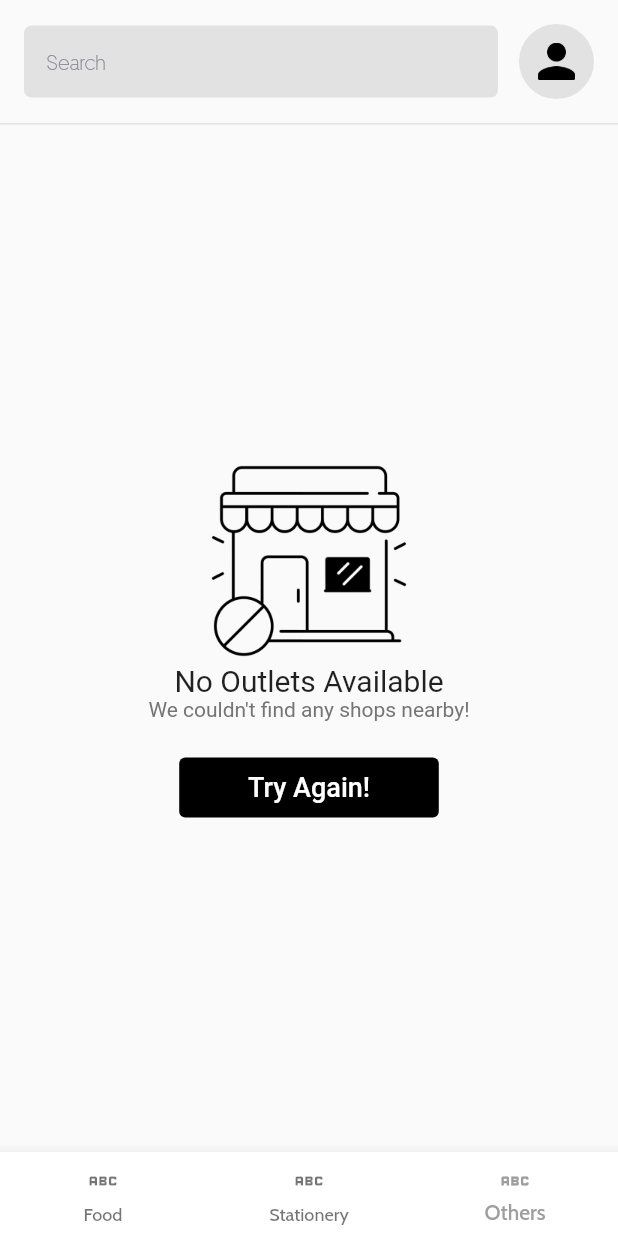
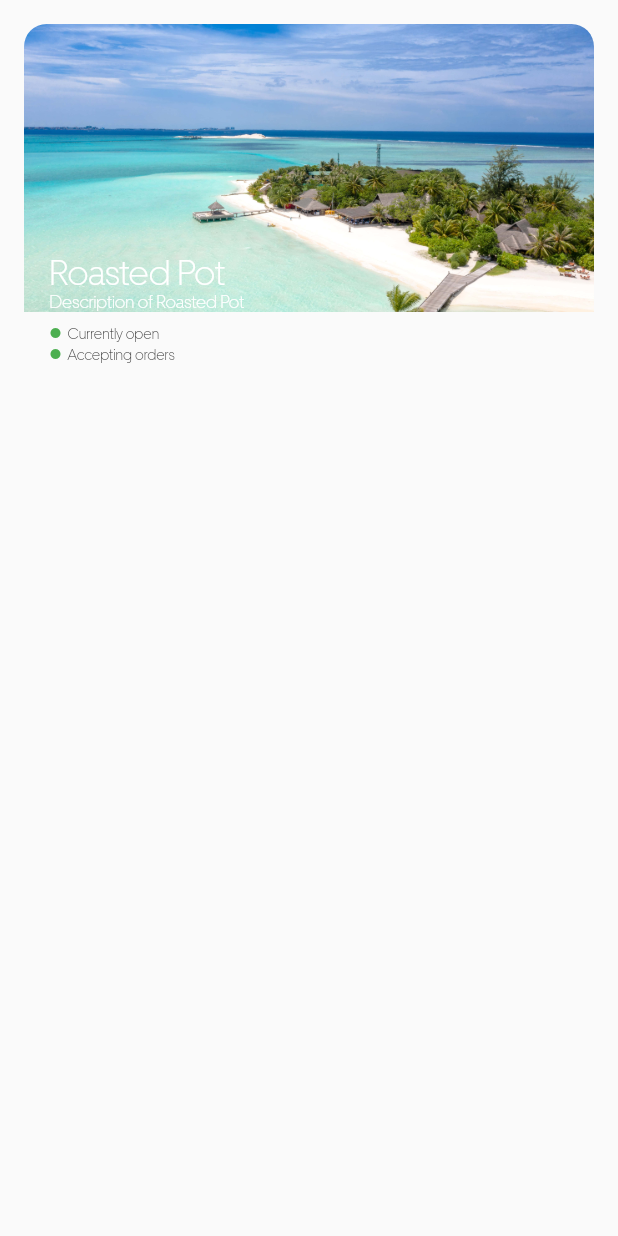
Before and after one commit to Hareesh-Nandigrama/catalogue, a Flutter app: the screen it shows after launch, on a phone screen of 412 x 824 dp. Run offline on Flutter 3.47's test engine with Material 2 defaults, Android fonts, the light colour scheme and no system bars; our stand-ins replace carousel_slider, dotted_border, firebase_auth, firebase_core, google_fonts, image_picker and 1 more; accounts and stored records are empty.

Commit message:
customer card

```diff
--- a/lib/main.dart
+++ b/lib/main.dart
@@ -1,6 +1,7 @@
 import 'package:catalogue/screens/admin/admin_splash.dart';
 import 'package:catalogue/screens/customer/customer_home.dart';
 import 'package:catalogue/screens/login/first_screen.dart';
+import 'package:catalogue/widgets/admin/customer_food_card.dart';
 import 'package:firebase_core/firebase_core.dart';
 import 'package:flutter/material.dart';
 
@@ -16,11 +17,12 @@ class MyApp extends StatelessWidget {
   @override
   Widget build(BuildContext context) {
     return MaterialApp(
+      debugShowCheckedModeBanner: false,
       theme: ThemeData(
         primarySwatch: Colors.grey,
         fontFamily: 'UberMove',
       ),
-      home: const CustomerHome(),
+      home: const Customercard(),
     );
   }
 }
--- a/lib/screens/admin/admin_home.dart
+++ b/lib/screens/admin/admin_home.dart
@@ -1,6 +1,4 @@
-import 'package:flutter/src/widgets/container.dart';
-import 'package:flutter/src/widgets/framework.dart';
-
+import 'package:flutter/cupertino.dart';
 class AdminHome extends StatefulWidget {
   const AdminHome({super.key});
 
--- a/lib/screens/admin/admin_splash.dart
+++ b/lib/screens/admin/admin_splash.dart
@@ -6,7 +6,6 @@ import '../login/template.dart';
 import 'package:flutter/cupertino.dart';
 import '../../widgets/login/button.dart';
 import 'package:firebase_auth/firebase_auth.dart';
-
 class AdminSplash extends StatefulWidget {
   const AdminSplash({super.key});
 
@@ -32,7 +31,7 @@ class _AdminHomeState extends State<AdminSplash> {
               style: GoogleFonts.abyssinicaSil(
                 fontSize: 36,
                 fontWeight: FontWeight.w400,
-                color: Color.fromRGBO(79, 79, 79, 1),
+                color: const Color.fromRGBO(79, 79, 79, 1),
               ),
             ),
             Text(
--- a/lib/screens/customer/customer_home.dart
+++ b/lib/screens/customer/customer_home.dart
@@ -60,11 +60,11 @@ class _CustomerHomeState extends State<CustomerHome> {
               Text('No Outlets Available',style: GoogleFonts.abyssinicaSil(fontSize: 20),),
               Text(
                 'We couldn\'t find any shops nearby!',
-                style: GoogleFonts.abyssinicaSil(fontSize: 14,color: Color.fromRGBO(117, 117, 117, 1)),
+                style: GoogleFonts.abyssinicaSil(fontSize: 14,color: const Color.fromRGBO(117, 117, 117, 1)),
               ),
               const SizedBox(height: 24,),
-              CustomButton(isDisabled: false, buttonname: 'Try Again!'),
-              Spacer(),
+              const CustomButton(isDisabled: false, buttonname: 'Try Again!'),
+              const Spacer(),
             ],
           ),
         ),
@@ -80,12 +80,12 @@ class _CustomerHomeState extends State<CustomerHome> {
           fontWeight: FontWeight.w500,
           color: Colors.black,
         ),
-        items: [
-          BottomNavigationBarItem(icon: Icon(Icons.abc), label: 'Food'),
+        items:  [
+          BottomNavigationBarItem(icon: Image.asset('assets/Food.png'), label: 'Food'),
           BottomNavigationBarItem(
-              icon: Icon(Icons.abc_outlined), label: 'Stationery'),
+              icon: Image.asset('assets/Stationary.png'), label: 'Stationery'),
           BottomNavigationBarItem(
-              icon: Icon(Icons.abc_outlined), label: 'Others'),
+              icon: Image.asset('assets/Others.png'), label: 'Others'),
         ],
       ),
     );
--- a/lib/screens/login/add_photos.dart
+++ b/lib/screens/login/add_photos.dart
@@ -1,5 +1,6 @@
 import 'dart:io';
 
+import 'package:catalogue/screens/login/summary_screen.dart';
 import 'package:catalogue/screens/login/template.dart';
 import 'package:catalogue/widgets/login/button.dart';
 import 'package:catalogue/widgets/login/image_card.dart';
@@ -140,7 +141,11 @@ class _AddPhotosState extends State<AddPhotos> {
                   ),
                 ),
                 GestureDetector(
-                  onTap: () {},
+                  onTap: () {
+                    Navigator.of(context).push(
+                        MaterialPageRoute(builder: (BuildContext context)=>  const SummaryScreen(data: {}))
+                    );
+                  },
                   child:  CustomButton(
                     isDisabled: isDisabled,
                     buttonname: 'Next',
--- a/lib/screens/login/timings_screen.dart
+++ b/lib/screens/login/timings_screen.dart
@@ -1,3 +1,4 @@
+import 'package:catalogue/screens/login/add_photos.dart';
 import 'package:catalogue/screens/login/template.dart';
 import 'package:catalogue/widgets/login/button.dart';
 import 'package:flutter/material.dart';
@@ -199,7 +200,11 @@ class _TimingsScreenState extends State<TimingsScreen> {
                     ),
                   ),
                   GestureDetector(
-                    onTap: () {},
+                    onTap: () {
+                      Navigator.of(context).push(
+                          MaterialPageRoute(builder: (BuildContext context)=> const AddPhotos())
+                      );
+                    },
                     child: const CustomButton(
                       isDisabled: false,
                       buttonname: 'Next',
--- /dev/null
+++ b/lib/widgets/admin/customer_food_card.dart
@@ -0,0 +1,87 @@
+import 'package:flutter/material.dart';
+class Customercard extends StatelessWidget {
+  const Customercard({Key? key}) : super(key: key);
+
+  @override
+  Widget build(BuildContext context) {
+    return Scaffold(
+        body: Padding(
+          padding: const EdgeInsets.all(16.0),
+          child: Container(
+              clipBehavior: Clip.antiAlias,
+              decoration:  BoxDecoration(
+                borderRadius: BorderRadius.circular(15),
+
+              ),
+              height: 250,
+              width: double.infinity,
+              child: Column(
+                children: [
+                  Stack(
+                      alignment: Alignment.bottomLeft,
+                      children: [
+                        ClipRRect(
+                          child: Image.asset(
+                            'assets/beach.jpeg',
+                            fit: BoxFit.cover,
+                            height: 192,
+                            width: double.infinity,
+                          ),
+
+                        ),
+                        const Padding(
+                          padding: EdgeInsets.only(left: 17,bottom: 12),
+                          child: Text('Roasted Pot',style: TextStyle(
+                              fontSize: 24,
+                              color: Colors.white
+                          ),),
+                        ),
+                        const Padding(
+                          padding: EdgeInsets.only(left: 17,top: 12),
+                          child: Text('Description of Roasted Pot',style: TextStyle(
+                              fontSize: 12,
+                              color: Colors.white
+                          ),),
+                        )
+                      ]
+                  ),
+                  Padding(
+                    padding: const EdgeInsets.only(left: 17,top: 8),
+                    child: Row(
+                      mainAxisAlignment: MainAxisAlignment.start,
+                      children: const [
+                        Icon(Icons.circle,
+                          color: Colors.green,
+                          size: 8,
+                        ),
+                        Text('  Currently open',style: TextStyle(
+                          fontSize: 10,
+                        ),),
+                      ],
+                    ),
+                  ),
+                  Padding(
+                    padding: const EdgeInsets.only(left: 17,top: 2),
+                    child: Row(
+                      mainAxisAlignment: MainAxisAlignment.start,
+                      children: const [
+
+                        Icon(Icons.circle,
+                          color: Colors.green,
+                          size: 8,
+                        ),
+                        Text('  Accepting orders',
+                          style: TextStyle(
+                              fontSize: 10
+                          ),
+                        ),
+                      ],
+                    ),
+                  )
+                ],
+              )
+          ),
+        ),
+      );
+  }
+}
--- a/pubspec.yaml
+++ b/pubspec.yaml
@@ -80,6 +80,9 @@ flutter:
     - assets/idea.png
     - assets/profile.png
     - assets/outlet.png
+    - assets/Food.png
+    - assets/Others.png
+    - assets/Stationary.png
 
 
 
```
Also changed, not shown: assets/Food.png (added), assets/Others.png (added), assets/Stationary.png (added), pubspec.lock, 4 other files.
